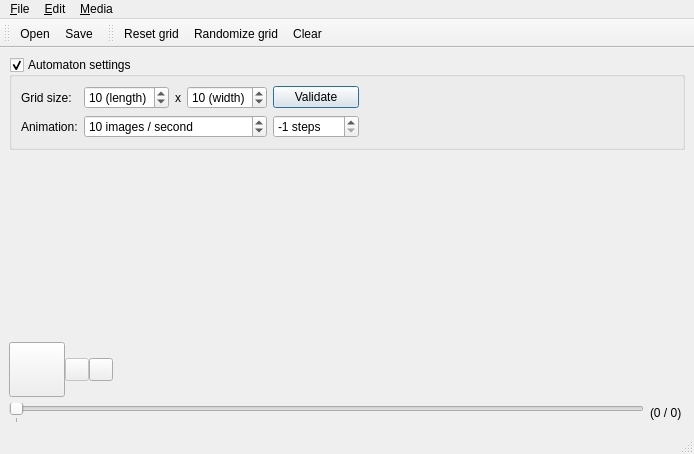
The window that src/qtui/MainWindow.ui (remileduc/QMaton) describes before a commit, drawn with Qt 5.
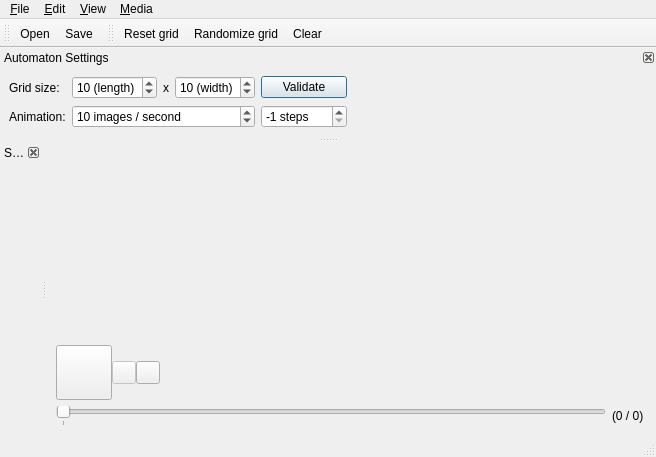
The same window after the commit. Icons and pictures are not drawn. Custom widgets are drawn as their Qt base class.

Patch:
```diff
--- a/src/qtui/MainWindow.ui
+++ b/src/qtui/MainWindow.ui
@@ -6,8 +6,8 @@
    <rect>
     <x>0</x>
     <y>0</y>
-    <width>694</width>
-    <height>454</height>
+    <width>656</width>
+    <height>457</height>
    </rect>
   </property>
   <property name="windowTitle">
@@ -15,169 +15,6 @@
   </property>
   <widget class="QWidget" name="centralwidget">
    <layout class="QVBoxLayout" name="verticalLayout">
-    <item>
-     <widget class="QGroupBox" name="settingsBox">
-      <property name="sizePolicy">
-       <sizepolicy hsizetype="Preferred" vsizetype="Maximum">
-        <horstretch>0</horstretch>
-        <verstretch>0</verstretch>
-       </sizepolicy>
-      </property>
-      <property name="title">
-       <string>Automaton settings</string>
-      </property>
-      <property name="checkable">
-       <bool>true</bool>
-      </property>
-      <layout class="QHBoxLayout" name="horizontalLayout_2">
-       <property name="spacing">
-        <number>0</number>
-       </property>
-       <property name="leftMargin">
-        <number>0</number>
-       </property>
-       <property name="topMargin">
-        <number>0</number>
-       </property>
-       <property name="rightMargin">
-        <number>0</number>
-       </property>
-       <property name="bottomMargin">
-        <number>0</number>
-       </property>
-       <item>
-        <widget class="QWidget" name="settingsWidget" native="true">
-         <layout class="QGridLayout" name="gridLayout">
-          <item row="0" column="0">
-           <widget class="QLabel" name="label">
-            <property name="text">
-             <string>Grid size:</string>
-            </property>
-            <property name="buddy">
-             <cstring>spLength</cstring>
-            </property>
-           </widget>
-          </item>
-          <item row="1" column="0">
-           <widget class="QLabel" name="label_3">
-            <property name="text">
-             <string>Animation:</string>
-            </property>
-            <property name="buddy">
-             <cstring>spIPS</cstring>
-            </property>
-           </widget>
-          </item>
-          <item row="0" column="5">
-           <spacer name="horizontalSpacer_2">
-            <property name="orientation">
-             <enum>Qt::Horizontal</enum>
-            </property>
-            <property name="sizeHint" stdset="0">
-             <size>
-              <width>40</width>
-              <height>20</height>
-             </size>
-            </property>
-           </spacer>
-          </item>
-          <item row="0" column="2">
-           <widget class="QLabel" name="label_2">
-            <property name="text">
-             <string>x</string>
-            </property>
-            <property name="buddy">
-             <cstring>spWidth</cstring>
-            </property>
-           </widget>
-          </item>
-          <item row="0" column="1">
-           <widget class="QSpinBox" name="spLength">
-            <property name="suffix">
-             <string> (length)</string>
-            </property>
-            <property name="maximum">
-             <number>40</number>
-            </property>
-            <property name="value">
-             <number>10</number>
-            </property>
-           </widget>
-          </item>
-          <item row="1" column="1" colspan="3">
-           <widget class="QSpinBox" name="spIPS">
-            <property name="suffix">
-             <string> images / second</string>
-            </property>
-            <property name="maximum">
-             <number>60</number>
-            </property>
-            <property name="value">
-             <number>10</number>
-            </property>
-           </widget>
-          </item>
-          <item row="0" column="3">
-           <widget class="QSpinBox" name="spWidth">
-            <property name="suffix">
-             <string> (width)</string>
-            </property>
-            <property name="maximum">
-             <number>40</number>
-            </property>
-            <property name="value">
-             <number>10</number>
-            </property>
-           </widget>
-          </item>
-          <item row="0" column="4">
-           <widget class="QPushButton" name="btnValidateSettings">
-            <property name="toolTip">
-             <string>Validate settings</string>
-            </property>
-            <property name="text">
-             <string>Validate</string>
-            </property>
-            <property name="icon">
-             <iconset resource="resources/resources.qrc">
-              <normaloff>:/icons/check</normaloff>:/icons/check</iconset>
-            </property>
-            <property name="iconSize">
-             <size>
-              <width>16</width>
-              <height>16</height>
-             </size>
-            </property>
-            <property name="default">
-             <bool>true</bool>
-            </property>
-           </widget>
-          </item>
-          <item row="1" column="4">
-           <widget class="QSpinBox" name="spNbSteps">
-            <property name="toolTip">
-             <string>Numbers of steps to run. If -1, will run until stopped.</string>
-            </property>
-            <property name="suffix">
-             <string> steps</string>
-            </property>
-            <property name="minimum">
-             <number>-1</number>
-            </property>
-            <property name="maximum">
-             <number>1000</number>
-            </property>
-            <property name="value">
-             <number>-1</number>
-            </property>
-           </widget>
-          </item>
-         </layout>
-        </widget>
-       </item>
-      </layout>
-     </widget>
-    </item>
     <item>
      <widget class="QtVisualizer" name="wautomaton" native="true"/>
     </item>
@@ -271,7 +108,7 @@
     <rect>
      <x>0</x>
      <y>0</y>
-     <width>694</width>
+     <width>656</width>
      <height>38</height>
     </rect>
    </property>
@@ -300,8 +137,16 @@
     <addaction name="actionBack"/>
     <addaction name="actionForward"/>
    </widget>
+   <widget class="QMenu" name="menu_View">
+    <property name="title">
+     <string>&amp;View</string>
+    </property>
+    <addaction name="actionAutomatonSettings"/>
+    <addaction name="actionStateEditor"/>
+   </widget>
    <addaction name="menu_File"/>
    <addaction name="menu_Edit"/>
+   <addaction name="menu_View"/>
    <addaction name="menuMedia"/>
   </widget>
   <widget class="QStatusBar" name="statusbar"/>
@@ -338,6 +183,162 @@
    <addaction name="actionRandomizeGrid"/>
    <addaction name="actionClear"/>
   </widget>
+  <widget class="QDockWidget" name="dockEditor">
+   <property name="features">
+    <set>QDockWidget::DockWidgetClosable|QDockWidget::DockWidgetMovable</set>
+   </property>
+   <property name="windowTitle">
+    <string>State Editor</string>
+   </property>
+   <attribute name="dockWidgetArea">
+    <number>1</number>
+   </attribute>
+   <widget class="QWidget" name="dockWidgetContents">
+    <layout class="QVBoxLayout" name="verticalLayout_2"/>
+   </widget>
+  </widget>
+  <widget class="QDockWidget" name="dockSettings">
+   <property name="features">
+    <set>QDockWidget::DockWidgetClosable|QDockWidget::DockWidgetMovable</set>
+   </property>
+   <property name="allowedAreas">
+    <set>Qt::BottomDockWidgetArea|Qt::TopDockWidgetArea</set>
+   </property>
+   <property name="windowTitle">
+    <string>Automaton Settings</string>
+   </property>
+   <attribute name="dockWidgetArea">
+    <number>4</number>
+   </attribute>
+   <widget class="QWidget" name="dockWidgetContents_4">
+    <layout class="QGridLayout" name="gridLayout_2">
+     <item row="0" column="2">
+      <widget class="QLabel" name="label_2">
+       <property name="text">
+        <string>x</string>
+       </property>
+       <property name="buddy">
+        <cstring>spWidth</cstring>
+       </property>
+      </widget>
+     </item>
+     <item row="0" column="1">
+      <widget class="QSpinBox" name="spLength">
+       <property name="suffix">
+        <string> (length)</string>
+       </property>
+       <property name="maximum">
+        <number>40</number>
+       </property>
+       <property name="value">
+        <number>10</number>
+       </property>
+      </widget>
+     </item>
+     <item row="0" column="5">
+      <spacer name="horizontalSpacer_2">
+       <property name="orientation">
+        <enum>Qt::Horizontal</enum>
+       </property>
+       <property name="sizeHint" stdset="0">
+        <size>
+         <width>40</width>
+         <height>20</height>
+        </size>
+       </property>
+      </spacer>
+     </item>
+     <item row="0" column="3">
+      <widget class="QSpinBox" name="spWidth">
+       <property name="suffix">
+        <string> (width)</string>
+       </property>
+       <property name="maximum">
+        <number>40</number>
+       </property>
+       <property name="value">
+        <number>10</number>
+       </property>
+      </widget>
+     </item>
+     <item row="0" column="0">
+      <widget class="QLabel" name="label">
+       <property name="text">
+        <string>Grid size:</string>
+       </property>
+       <property name="buddy">
+        <cstring>spLength</cstring>
+       </property>
+      </widget>
+     </item>
+     <item row="0" column="4">
+      <widget class="QPushButton" name="btnValidateSettings">
+       <property name="toolTip">
+        <string>Validate settings</string>
+       </property>
+       <property name="text">
+        <string>Validate</string>
+       </property>
+       <property name="icon">
+        <iconset resource="resources/resources.qrc">
+         <normaloff>:/icons/check</normaloff>:/icons/check</iconset>
+       </property>
+       <property name="iconSize">
+        <size>
+         <width>16</width>
+         <height>16</height>
+        </size>
+       </property>
+       <property name="default">
+        <bool>true</bool>
+       </property>
+      </widget>
+     </item>
+     <item row="1" column="0">
+      <widget class="QLabel" name="label_3">
+       <property name="text">
+        <string>Animation:</string>
+       </property>
+       <property name="buddy">
+        <cstring>spIPS</cstring>
+       </property>
+      </widget>
+     </item>
+     <item row="1" column="1" colspan="3">
+      <widget class="QSpinBox" name="spIPS">
+       <property name="suffix">
+        <string> images / second</string>
+       </property>
+       <property name="maximum">
+        <number>60</number>
+       </property>
+       <property name="value">
+        <number>10</number>
+       </property>
+      </widget>
+     </item>
+     <item row="1" column="4">
+      <widget class="QSpinBox" name="spNbSteps">
+       <property name="toolTip">
+        <string>Numbers of steps to run. If -1, will run until stopped.</string>
+       </property>
+       <property name="suffix">
+        <string> steps</string>
+       </property>
+       <property name="minimum">
+        <number>-1</number>
+       </property>
+       <property name="maximum">
+        <number>1000</number>
+       </property>
+       <property name="value">
+        <number>-1</number>
+       </property>
+      </widget>
+     </item>
+    </layout>
+   </widget>
+  </widget>
   <action name="actionOpen">
    <property name="icon">
     <iconset resource="resources/resources.qrc">
```
Left out of the diff: 198 changed lines with no effect on the pictures.
